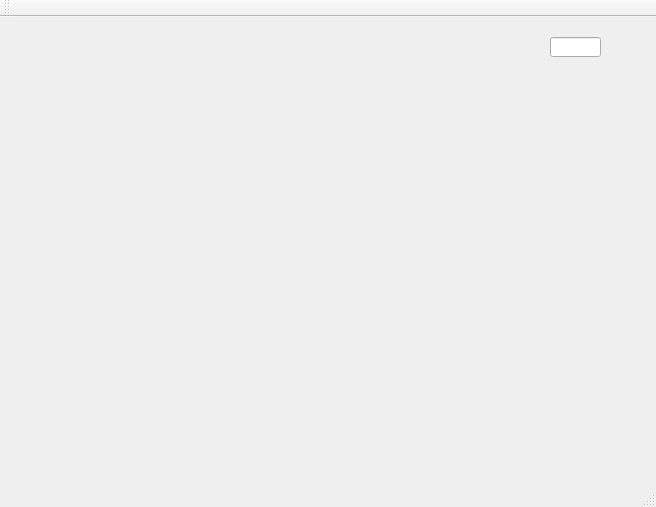
First picture: the form in mainwindow.ui, repository yao-bo/SLMP, before the edit.
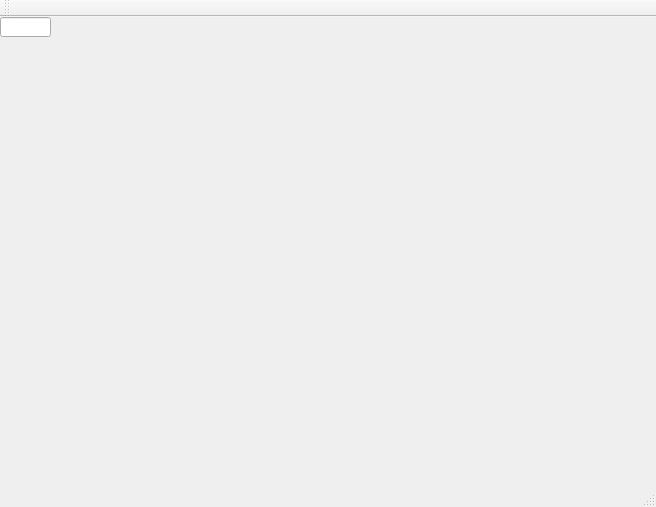
Second picture: the form after the edit.

Patch:
```diff
--- a/mainwindow.ui
+++ b/mainwindow.ui
@@ -17,8 +17,8 @@
    <widget class="QLineEdit" name="_buttonId">
     <property name="geometry">
      <rect>
-      <x>550</x>
-      <y>20</y>
+      <x>0</x>
+      <y>0</y>
       <width>51</width>
       <height>20</height>
      </rect>
```
